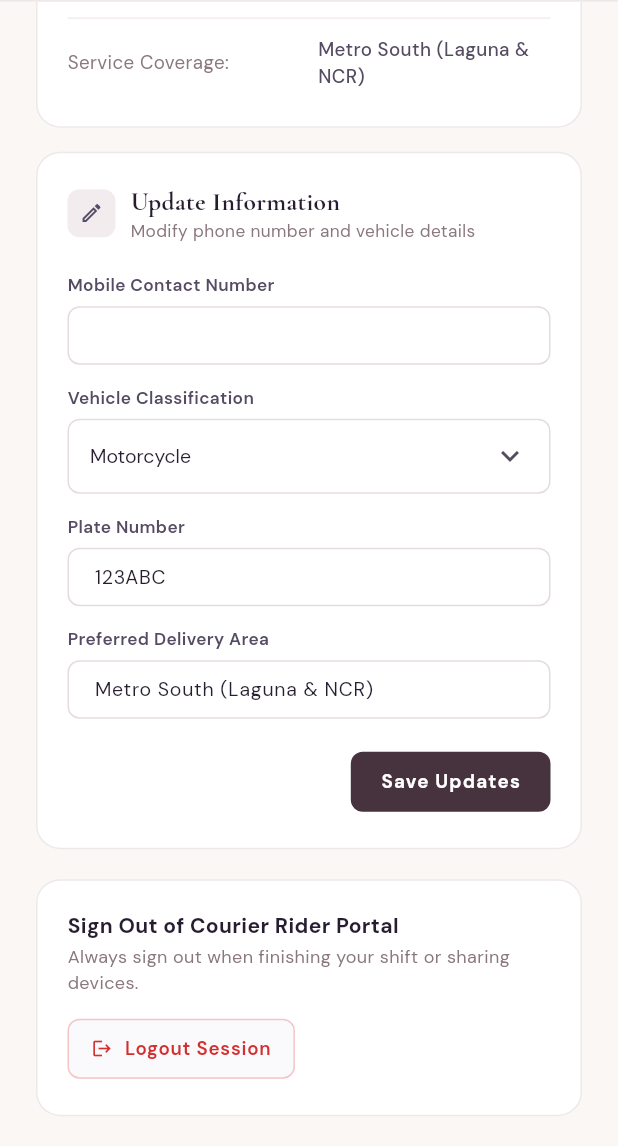
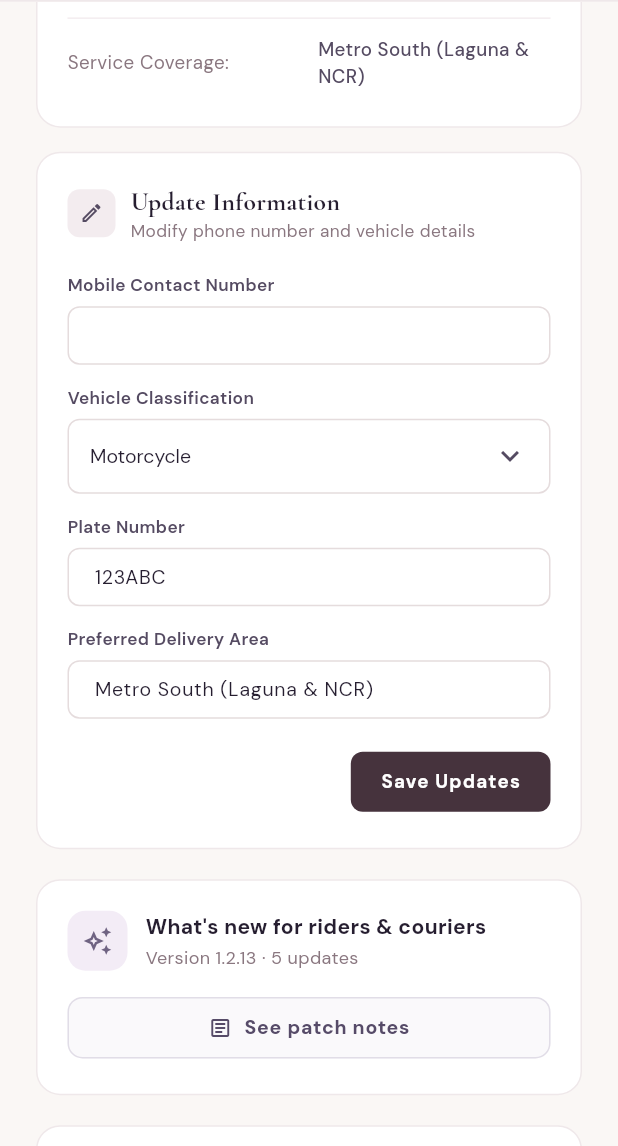
Before and after one commit to jessicabajamundi/cartzy, a Flutter app: the RiderAccountScreen screen opened directly with empty values, scrolled down 500 dp, on a phone screen of 412 x 824 dp, the part 90-1236 px from its top. Run offline on Flutter 3.47's test engine with Material 3 defaults, Android fonts, the phone set to English and light mode, and no system bars; our stand-ins replace camera, google_fonts, google_sign_in, image_picker, shared_preferences; missing offline and left inert: google_mlkit_text_recognition, mobile_scanner; accounts and stored records are empty; network calls fail.

Commit message:
Add rider and courier patch notes to the rider Profile tab

```diff
--- a/lib/rider/rider_account_screen.dart
+++ b/lib/rider/rider_account_screen.dart
@@ -1,3 +1,5 @@
+import 'package:cartzy/services/app_update_service.dart';
+import 'package:cartzy/widgets/patch_notes_dialog.dart';
 import 'package:flutter/material.dart';
 import 'package:google_fonts/google_fonts.dart';
 import 'package:cartzy/services/auth_service.dart';
@@ -119,6 +121,8 @@ class _RiderAccountScreenState extends State<RiderAccountScreen> {
                   _buildProfileHeaderCard(),
                   const SizedBox(height: 20),
                   _buildTwoColumnDetails(),
+                  const SizedBox(height: 20),
+                  _buildPatchNotesCard(),
                   const SizedBox(height: 20),
                   _buildSignOutCard(),
                 ],
@@ -736,6 +740,71 @@ class _RiderAccountScreenState extends State<RiderAccountScreen> {
   }
 
   // ── Bottom Sign Out Card ─────────────────────────────────────
+  /// What changed in the app for riders and couriers.
+  Widget _buildPatchNotesCard() {
+    final (version, notes) = PatchNotesDialog.latestRiderNotes(AppUpdateService.currentAppVersion);
+
+    return Container(
+      width: double.infinity,
+      padding: const EdgeInsets.all(20),
+      decoration: BoxDecoration(
+        color: Colors.white,
+        borderRadius: BorderRadius.circular(16),
+        border: Border.all(color: const Color(0xFFEFE8EA)),
+      ),
+      child: Column(
+        crossAxisAlignment: CrossAxisAlignment.start,
+        children: [
+          Row(
+            children: [
+              Container(
+                width: 40,
+                height: 40,
+                decoration: BoxDecoration(
+                  color: const Color(0xFFF3ECF6),
+                  borderRadius: BorderRadius.circular(12),
+                ),
+                child: const Icon(Icons.auto_awesome_outlined, size: 20, color: Color(0xFF6F6382)),
+              ),
+              const SizedBox(width: 12),
+              Expanded(
+                child: Column(
+                  crossAxisAlignment: CrossAxisAlignment.start,
+                  children: [
+                    Text(
+                      "What's new for riders & couriers",
+                      style: GoogleFonts.dmSans(fontSize: 14, fontWeight: FontWeight.w700, color: const Color(0xFF261E30)),
+                    ),
+                    const SizedBox(height: 2),
+                    Text(
+                      'Version $version · ${notes.length} updates',
+                      style: GoogleFonts.dmSans(fontSize: 12, color: const Color(0xFF8A7780)),
+                    ),
+                  ],
+                ),
+              ),
+            ],
+          ),
+          const SizedBox(height: 14),
+          SizedBox(
+            width: double.infinity,
+            child: OutlinedButton.icon(
+              onPressed: () => PatchNotesDialog.showPatchNotes(context, version: version, highlights: notes),
+              style: OutlinedButton.styleFrom(
+                foregroundColor: const Color(0xFF564B68),
+                side: const BorderSide(color: Color(0xFFE1DDE7)),
+                shape: RoundedRectangleBorder(borderRadius: BorderRadius.circular(10)),
+                padding: const EdgeInsets.symmetric(horizontal: 16, vertical: 12),
+              ),
+              icon: const Icon(Icons.article_outlined, size: 16),
+              label: Text('See patch notes', style: GoogleFonts.dmSans(fontSize: 13, fontWeight: FontWeight.w700)),
+            ),
+          ),
+        ],
+      ),
+    );
+  }
+
   Widget _buildSignOutCard() {
     return Container(
       width: double.infinity,
```
Also changed, not shown: lib/widgets/patch_notes_dialog.dart (+38 -0 lines), 1 other file.
